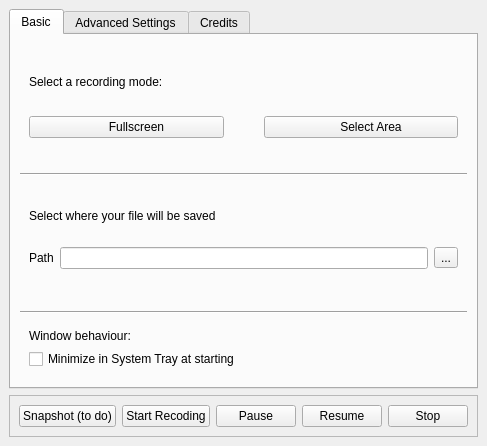
First picture: the form in ScreenRecorderQT/ScreenRecorderQT/mainwindow.ui, repository jachuchen/CaptureCardRecorderQT, before the edit.
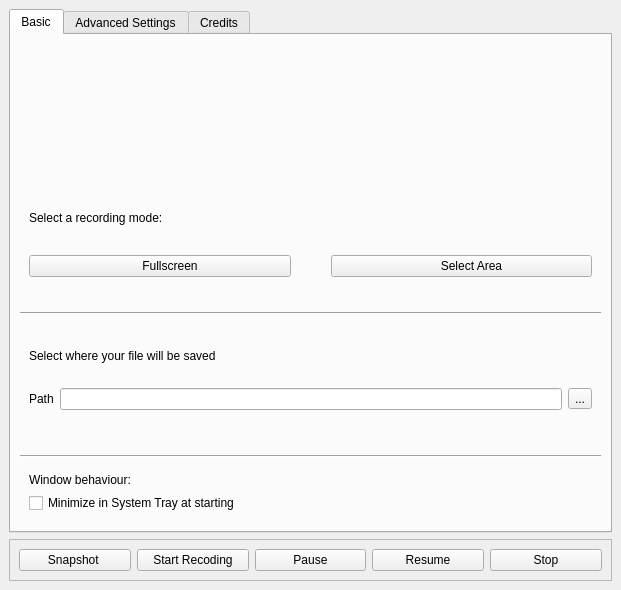
Second picture: the form after the edit. Icons and pictures are not drawn. Custom widgets are drawn as their Qt base class.

The edit to the form file:
```diff
--- a/ScreenRecorderQT/ScreenRecorderQT/mainwindow.ui
+++ b/ScreenRecorderQT/ScreenRecorderQT/mainwindow.ui
@@ -6,8 +6,8 @@
    <rect>
     <x>0</x>
     <y>0</y>
-    <width>467</width>
-    <height>446</height>
+    <width>621</width>
+    <height>590</height>
    </rect>
   </property>
   <property name="minimumSize">
@@ -19,7 +19,7 @@
   <property name="maximumSize">
    <size>
     <width>16777215</width>
-    <height>446</height>
+    <height>16777215</height>
    </size>
   </property>
   <property name="windowTitle">
@@ -42,7 +42,17 @@
        </attribute>
        <layout class="QVBoxLayout" name="verticalLayout_3">
         <item>
-         <widget class="QWidget" name="widget" native="true">
+         <widget class="QWidget" name="widget_8" native="true">
+          <property name="sizePolicy">
+           <sizepolicy hsizetype="Preferred" vsizetype="Preferred">
+            <horstretch>0</horstretch>
+            <verstretch>0</verstretch>
+           </sizepolicy>
+          </property>
+         </widget>
+        </item>
+        <item>
+         <widget class="CPlayWidget_yuy2" name="widget" native="true">
           <layout class="QVBoxLayout" name="verticalLayout">
            <item>
             <widget class="QLabel" name="label_5">
@@ -461,7 +471,7 @@
        <item>
         <widget class="QPushButton" name="pushButtonSnapshot">
          <property name="text">
-          <string>Snapshot (to do)</string>
+          <string>Snapshot </string>
          </property>
         </widget>
        </item>
@@ -509,6 +519,16 @@
    </property>
   </action>
  </widget>
- <resources/>
+ <customwidgets>
+  <customwidget>
+   <class>CPlayWidget_yuy2</class>
+   <extends>QWidget</extends>
+   <header>playwidget_yuy2.h</header>
+   <container>1</container>
+  </customwidget>
+ </customwidgets>
+ <resources>
+  <include location="resource.qrc"/>
+ </resources>
  <connections/>
 </ui>
```
Left out of the diff: 2 changed lines with no effect on the pictures.
